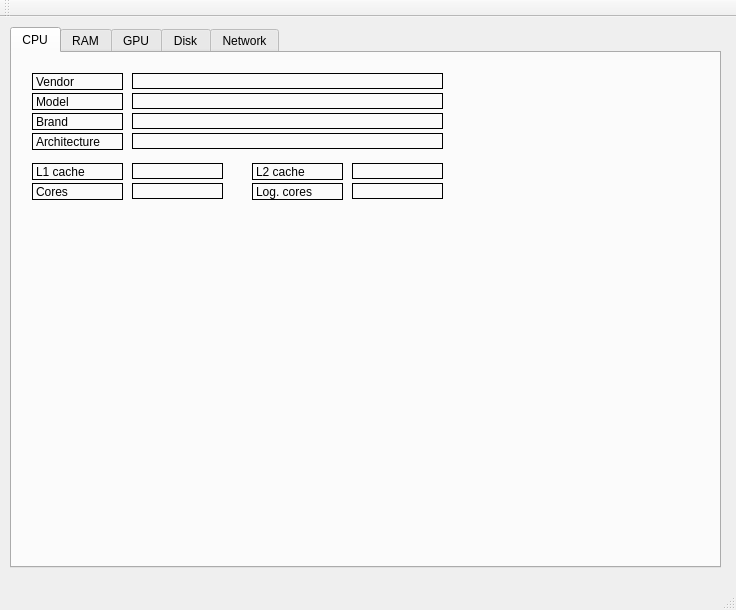
Qt form SystemMonitor-app/mainwindow.ui (vlmarkov/QT-projects) before a commit.
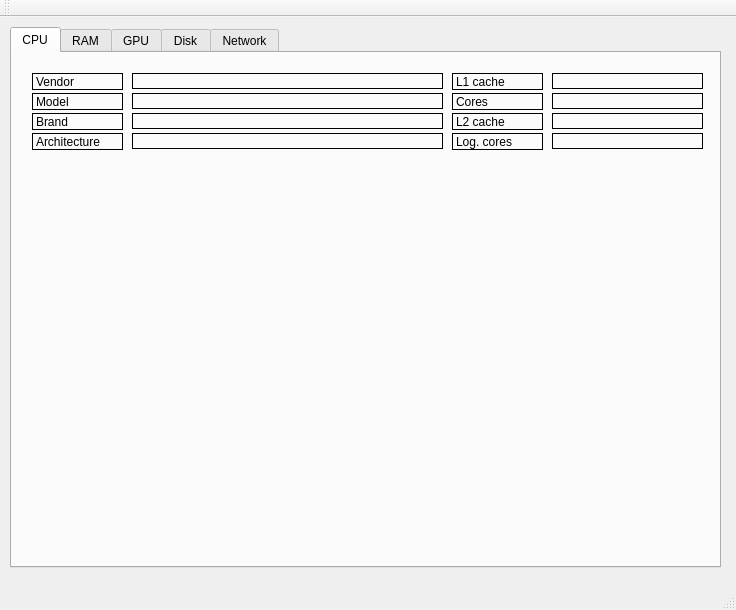
The same form after that commit. The open tabs and pages were chosen to show the change. Custom widgets are drawn as their Qt base class.

The edit to the form file:
```diff
--- a/SystemMonitor-app/mainwindow.ui
+++ b/SystemMonitor-app/mainwindow.ui
@@ -182,9 +182,9 @@
      <widget class="QLabel" name="L1cache_txt">
       <property name="geometry">
        <rect>
-        <x>120</x>
-        <y>110</y>
-        <width>91</width>
+        <x>540</x>
+        <y>20</y>
+        <width>151</width>
         <height>16</height>
        </rect>
       </property>
@@ -201,8 +201,8 @@
      <widget class="QLabel" name="L1cache_label">
       <property name="geometry">
        <rect>
-        <x>20</x>
-        <y>110</y>
+        <x>440</x>
+        <y>20</y>
         <width>91</width>
         <height>17</height>
        </rect>
@@ -217,8 +217,8 @@
      <widget class="QLabel" name="L2cache_label">
       <property name="geometry">
        <rect>
-        <x>240</x>
-        <y>110</y>
+        <x>440</x>
+        <y>60</y>
         <width>91</width>
         <height>17</height>
        </rect>
@@ -233,9 +233,9 @@
      <widget class="QLabel" name="L2cache_txt">
       <property name="geometry">
        <rect>
-        <x>340</x>
-        <y>110</y>
-        <width>91</width>
+        <x>540</x>
+        <y>60</y>
+        <width>151</width>
         <height>16</height>
        </rect>
       </property>
@@ -252,8 +252,8 @@
      <widget class="QLabel" name="LogCores_label">
       <property name="geometry">
        <rect>
-        <x>240</x>
-        <y>130</y>
+        <x>440</x>
+        <y>80</y>
         <width>91</width>
         <height>17</height>
        </rect>
@@ -268,9 +268,9 @@
      <widget class="QLabel" name="HwCores_txt">
       <property name="geometry">
        <rect>
-        <x>120</x>
-        <y>130</y>
-        <width>91</width>
+        <x>540</x>
+        <y>40</y>
+        <width>151</width>
         <height>16</height>
        </rect>
       </property>
@@ -287,9 +287,9 @@
      <widget class="QLabel" name="LogCores_txt">
       <property name="geometry">
        <rect>
-        <x>340</x>
-        <y>130</y>
-        <width>91</width>
+        <x>540</x>
+        <y>80</y>
+        <width>151</width>
         <height>16</height>
        </rect>
       </property>
@@ -306,8 +306,8 @@
      <widget class="QLabel" name="HwCores_label">
       <property name="geometry">
        <rect>
-        <x>20</x>
-        <y>130</y>
+        <x>440</x>
+        <y>40</y>
         <width>91</width>
         <height>17</height>
        </rect>
@@ -323,9 +323,9 @@
       <property name="geometry">
        <rect>
         <x>20</x>
-        <y>160</y>
-        <width>411</width>
-        <height>321</height>
+        <y>120</y>
+        <width>671</width>
+        <height>361</height>
        </rect>
       </property>
      </widget>
```
Left out of the diff: 12 changed lines with no effect on the pictures.
